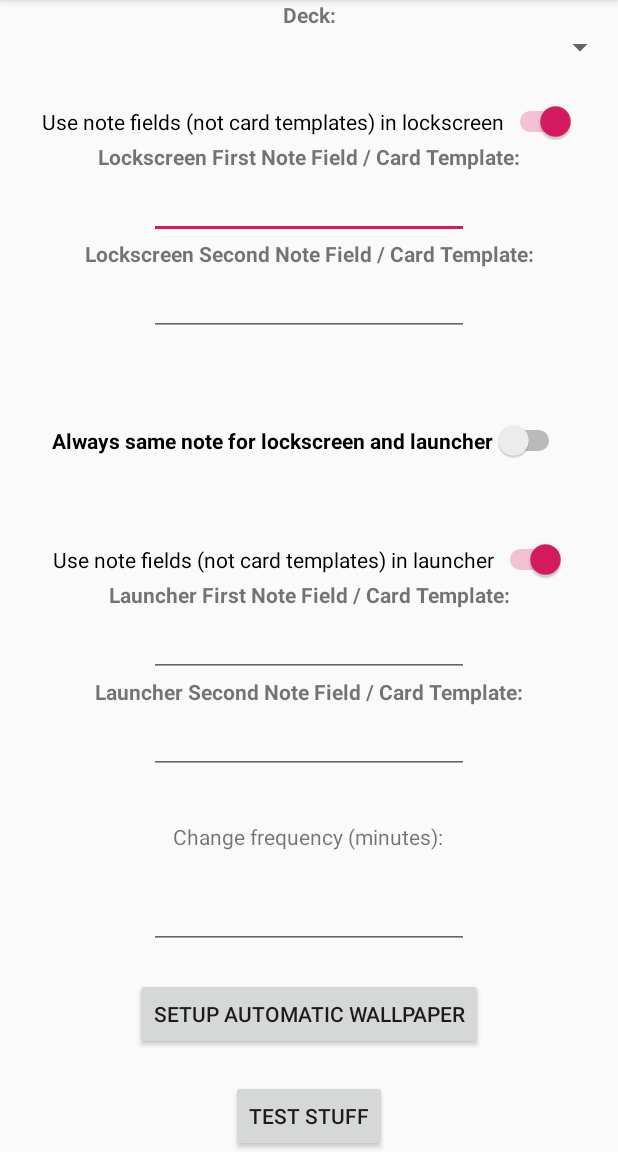
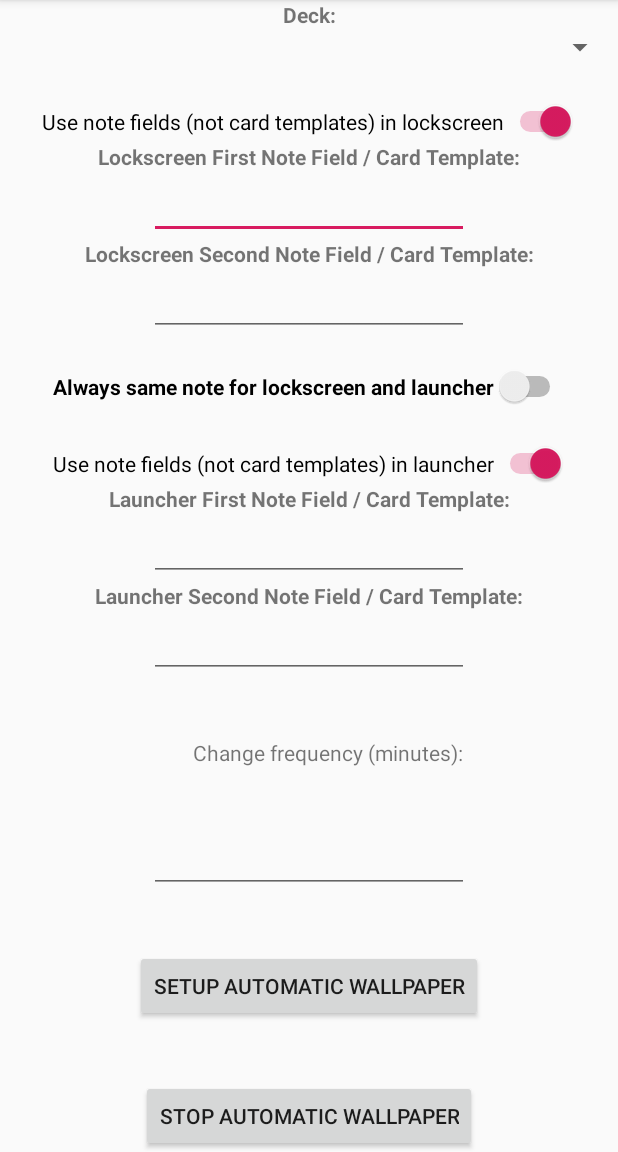
Before and after one commit to evanbattaglia/jide, an Android app: the screen it shows after launch (MainActivity), on a phone screen of 412 x 824 dp, the part 84-1236 px from its top. Run offline under Robolectric (Android 15) with nearby library versions, the phone set to English and light mode, and no system bars; libraries missing offline, so code that uses them is left out: com.ichi2.anki.

Commit message:
make it stop

```diff
--- a/app/src/main/java/com/instructure/ebattaglia/jide/MainActivity.kt
+++ b/app/src/main/java/com/instructure/ebattaglia/jide/MainActivity.kt
@@ -23,6 +23,12 @@ class MainActivity : AppCompatActivity() {
         // Button to set it now
         run_button.setOnClickListener {
             requestPermissions(arrayOf(Manifest.permission.READ_EXTERNAL_STORAGE), GET_PERMISSIONS)
+        }
+
+        stop_automatic_wallpaper.setOnClickListener {
+            BootReceiver.disable(applicationContext)
+            AlarmReceiver.stopAlarm(applicationContext)
+            Toast.makeText(this, "Stopped alarm", Toast.LENGTH_LONG).show()
         }
 
         // TODO check first if really need permissions
--- a/app/src/main/res/layout/activity_main.xml
+++ b/app/src/main/res/layout/activity_main.xml
@@ -73,11 +73,11 @@
         android:id="@+id/wallpaper_same_lockscreen_launcher_checkbox"
         android:layout_width="wrap_content"
         android:layout_height="wrap_content"
-        android:layout_marginTop="56dp"
+        android:layout_marginTop="20dp"
         android:text="@string/wallpaper_same_lockscreen_launcher"
         android:textStyle="bold"
         app:layout_constraintEnd_toEndOf="parent"
-        app:layout_constraintHorizontal_bias="0.493"
+        app:layout_constraintHorizontal_bias="0.506"
         app:layout_constraintStart_toStartOf="parent"
         app:layout_constraintTop_toBottomOf="@+id/wallpaper_lockscreen_secondfield" />
 
@@ -129,29 +129,28 @@
         android:layout_width="wrap_content"
         android:layout_height="wrap_content"
         android:text="@string/run_button"
-        app:layout_constraintBottom_toTopOf="@+id/testButton"
+        app:layout_constraintBottom_toTopOf="@+id/stop_automatic_wallpaper"
         app:layout_constraintEnd_toEndOf="parent"
         app:layout_constraintStart_toStartOf="parent"
         app:layout_constraintTop_toBottomOf="@+id/wallpaper_frequency" />
 
     <Button
-        android:id="@+id/testButton"
+        android:id="@+id/stop_automatic_wallpaper"
         android:layout_width="wrap_content"
         android:layout_height="wrap_content"
-        android:text="Test Stuff"
+        android:text="@string/stop_automatic_wallpaper"
+        app:layout_constraintBottom_toBottomOf="parent"
         app:layout_constraintEnd_toEndOf="parent"
-        app:layout_constraintStart_toStartOf="parent"
-        app:layout_constraintBottom_toBottomOf="parent"
-        tools:layout_editor_absoluteX="168dp" />
+        app:layout_constraintStart_toStartOf="parent" />
 
     <TextView
         android:id="@+id/wallpaper_frequency_label"
         android:layout_width="wrap_content"
         android:layout_height="wrap_content"
-        android:layout_marginTop="32dp"
+        android:layout_marginTop="40dp"
         android:text="@string/wallpaper_frequency"
         app:layout_constraintEnd_toEndOf="parent"
-        app:layout_constraintHorizontal_bias="0.498"
+        app:layout_constraintHorizontal_bias="0.555"
         app:layout_constraintStart_toStartOf="parent"
         app:layout_constraintTop_toBottomOf="@+id/wallpaper_launcher_secondfield"
         tools:text="Wallpaper Frequency" />
@@ -184,12 +183,11 @@
         android:id="@+id/wallpaper_launcher_use_note_fields"
         android:layout_width="wrap_content"
         android:layout_height="wrap_content"
-        android:layout_marginTop="52dp"
+        android:layout_marginTop="24dp"
+        android:checked="true"
         android:text="@string/wallpaper_launcher_use_note_fields"
-        android:checked="true"
-        app:layout_constraintTop_toBottomOf="@+id/wallpaper_same_lockscreen_launcher_checkbox"
         app:layout_constraintEnd_toEndOf="parent"
         app:layout_constraintStart_toStartOf="parent"
-        tools:layout_editor_absoluteX="46dp" />
+        app:layout_constraintTop_toBottomOf="@+id/wallpaper_same_lockscreen_launcher_checkbox" />
 
 </androidx.constraintlayout.widget.ConstraintLayout>
--- a/app/src/main/res/values/strings.xml
+++ b/app/src/main/res/values/strings.xml
@@ -24,6 +24,7 @@
     <string name="use_note_fields_instead_of_card_templates">Use individual note fields instead of card templates</string>
     <string name="wallpaper_lockscreen_use_note_fields">Use note fields (not card templates) in lockscreen</string>
     <string name="wallpaper_launcher_use_note_fields">Use note fields (not card templates) in launcher</string>
+    <string name="stop_automatic_wallpaper">Stop automatic wallpaper</string>
     <string-array name="wallpaper_frequency_units">
         <item name="hours">Hours</item>
         <item name="minutes">Minutes</item>
```
Also changed, not shown: app/src/main/java/com/instructure/ebattaglia/jide/AlarmReceiver.kt (+8 -0 lines), app/src/main/java/com/instructure/ebattaglia/jide/BootReceiver.kt (+10 -0 lines).
